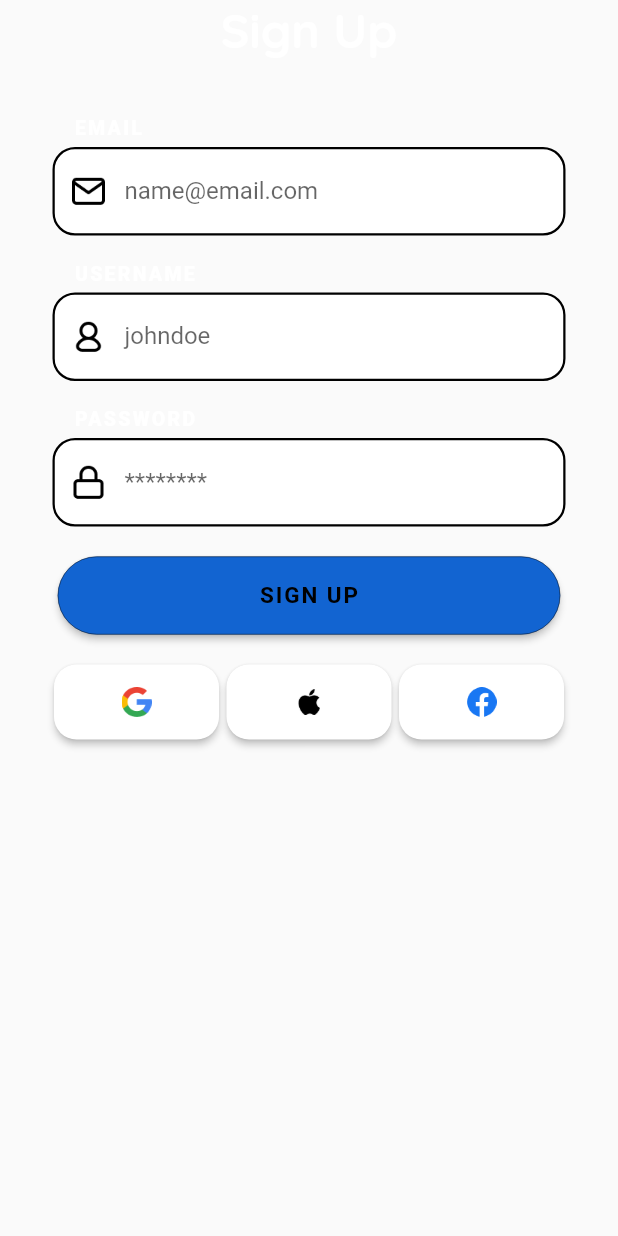
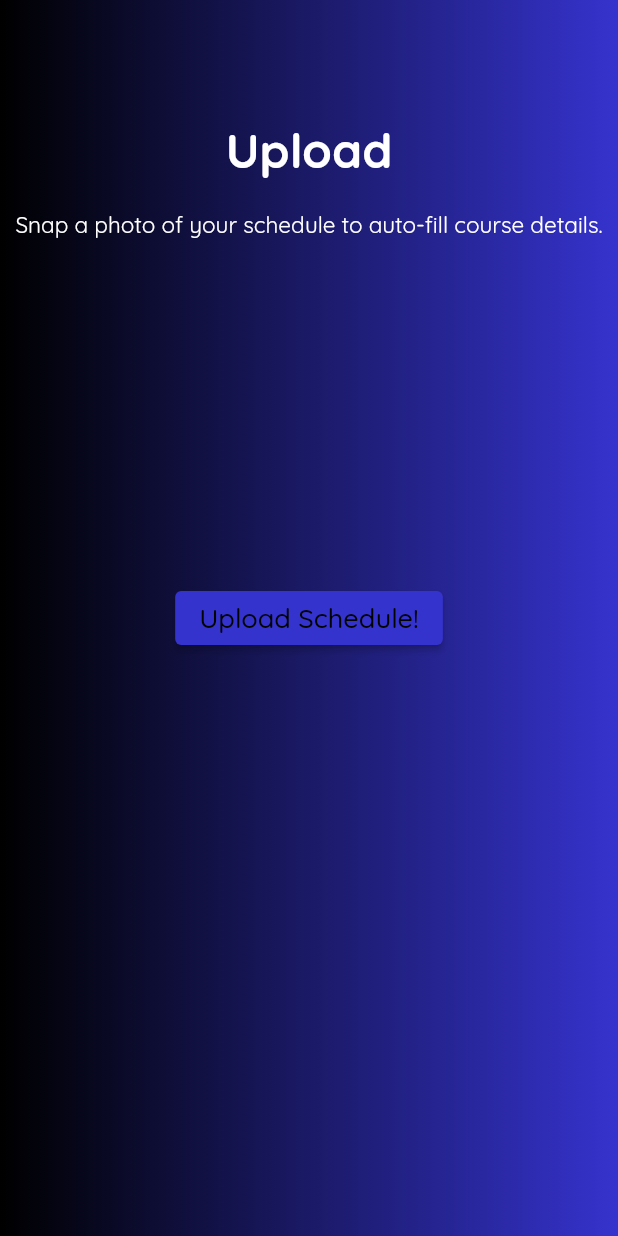
Before and after one commit to arcode35/ShareSched, a Flutter app: the RegisterForm widget shown alone on an empty page, opened directly, after a tap on "SIGN UP", on a phone screen of 412 x 824 dp. Run offline on Flutter 3.47's test engine with Material 2 defaults, Android fonts, the phone set to English and light mode, and no system bars; our stand-ins replace google_fonts, image_picker; missing offline and left inert: time_planner; Roboto replaces fonts that are missing (Mulish); statements that could not run were skipped.

Commit message:
Created the upload schedule page

```diff
--- a/lib/pages/register.dart
+++ b/lib/pages/register.dart
@@ -1,5 +1,6 @@
 import 'package:flutter/material.dart';
 import 'package:google_fonts/google_fonts.dart';
+import 'package:myapp/pages/upload_schedule.dart';
 import 'login.dart';
 import 'custom_widgets.dart';
 
@@ -81,19 +82,16 @@ class _RegisterFormState extends State<RegisterForm> {
   final TextEditingController emailController = TextEditingController();
   final TextEditingController usernameController = TextEditingController();
   final TextEditingController passwordController = TextEditingController();
-
   void onSignUpButtonPressed() {
     // save registration details to database here?
     String email = emailController.text;
     String username = usernameController.text;
     String password = passwordController.text;
-
     print("Email: $email");
     print("Username: $username");
     print("Password: $password");
   }
 
-  @override
   Widget build(BuildContext context) {
     return Column(
       mainAxisSize: MainAxisSize.min,
@@ -343,6 +341,8 @@ class SignUpButton extends StatelessWidget {
       height: 52,
       onPressed: () {
         buttonPressed();
+        Navigator.push(
+            context, MaterialPageRoute(builder: (context) => UploadScreen()));
       },
       color: const Color(0xFF1264D1),
       textColor: Colors.black,
--- a/lib/pages/upload_schedule.dart
+++ b/lib/pages/upload_schedule.dart
@@ -1,20 +1,81 @@
 import 'package:flutter/material.dart';
+import 'package:google_fonts/google_fonts.dart';
 import 'custom_widgets.dart';
+import 'dart:io';
+import 'package:image_picker/image_picker.dart';
 
-class UploadScheduleScreen extends StatefulWidget {
+class UploadScreen extends StatefulWidget {
   @override
-  _UploadScheduleScreen createState() => _UploadScheduleScreen();
+  _UploadScreen createState() => _UploadScreen();
 }
 
-class _UploadScheduleScreen extends State<UploadScheduleScreen> {
+class _UploadScreen extends State<UploadScreen> {
+  final ImagePicker picker = ImagePicker();
+  File? _image;
+
+  Future<void> imagePicker() async {
+    final XFile? photo = await picker.pickImage(source: ImageSource.camera);
+    if (photo != null) {
+      setState(() {
+        _image = File(photo.path);
+      });
+    }
+  }
+
   @override
   Widget build(BuildContext context) {
-    return const Scaffold(
+    return Scaffold(
       body: Stack(
+        alignment: Alignment.topCenter,
         children: [
           BackgroundWidget(),
+          UploadText(),
+          UploadButton(onPressed: imagePicker),
         ],
       ),
     );
   }
 }
+
+class UploadText extends StatelessWidget {
+  const UploadText({super.key});
+  @override
+  Widget build(BuildContext build) {
+    return Column(
+      crossAxisAlignment: CrossAxisAlignment.center,
+      children: [
+        SizedBox(height: 80),
+        Text('Upload',
+            style: GoogleFonts.quicksand(
+                color: Colors.white,
+                fontSize: 32,
+                fontWeight: FontWeight.bold)),
+        const SizedBox(
+          height: 20,
+        ),
+        Text('Snap a photo of your schedule to auto-fill course details.',
+            style: GoogleFonts.quicksand(
+              color: Colors.white,
+              fontSize: 15,
+            ))
+      ],
+    );
+  }
+}
+
+class UploadButton extends StatelessWidget {
+  Function onPressed;
+  UploadButton({super.key, required this.onPressed});
+  Widget build(BuildContext build) {
+    return Container(
+        alignment: Alignment.center,
+        child: ElevatedButton(
+          onPressed: () => onPressed(),
+          style: ElevatedButton.styleFrom(
+            backgroundColor: const Color.fromRGBO(53, 51, 205, 1),
+          ),
+          child: Text('Upload Schedule!',
+              style: GoogleFonts.quicksand(color: Colors.black, fontSize: 18)),
+        ));
+  }
+}
--- a/pubspec.yaml
+++ b/pubspec.yaml
@@ -39,6 +39,7 @@ dependencies:
   time_planner:
     git:
       url: https://github.com/arcode35/time_planner.git
+  image_picker: ^1.0.4
 dev_dependencies:
   flutter_test:
     sdk: flutter
```
Also changed, not shown: lib/pages/friends.dart (+4 -4 lines), lib/pages/qrcode.dart (+0 -32 lines), pubspec.lock, 6 other files.
